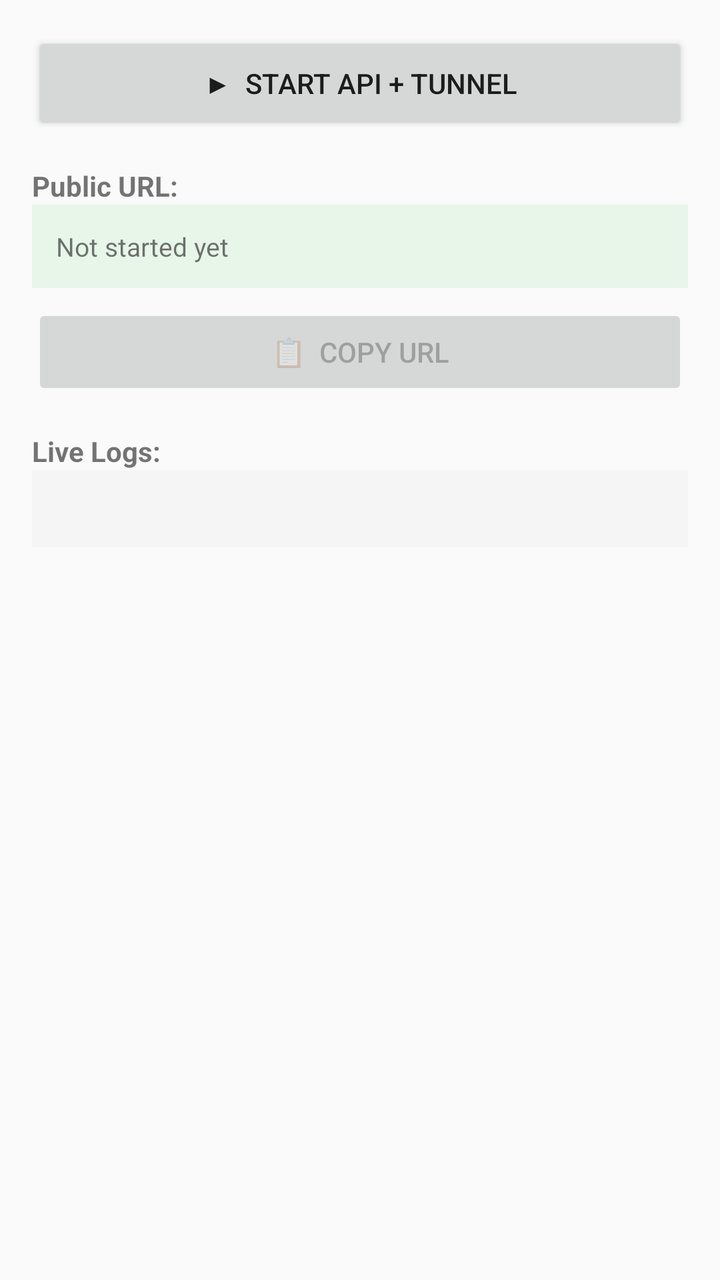
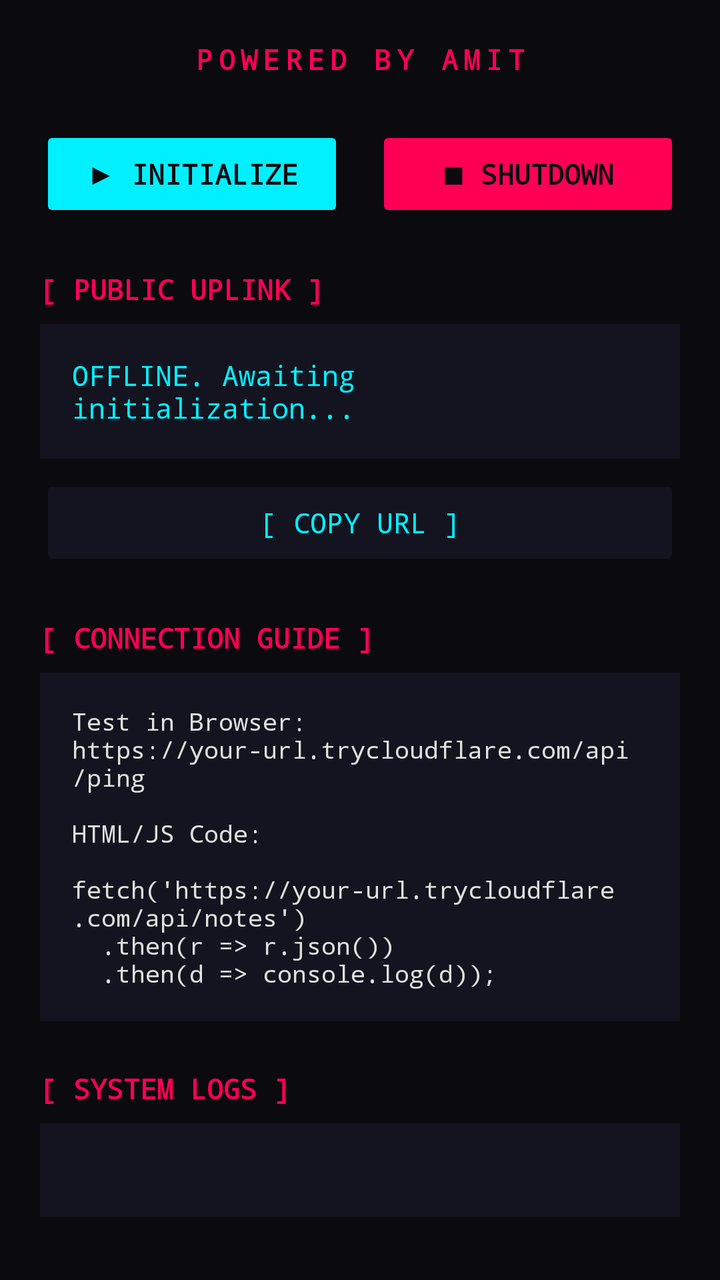

Compare the two renders of this Android layout. The source of the first and the diff that turns it into the second are given below.
<!-- AndroidManifest.xml: application theme AppTheme -->
<!-- res/layout/activity_main.xml -->
<?xml version="1.0" encoding="utf-8"?>
<ScrollView xmlns:android="http://schemas.android.com/apk/res/android"
    android:layout_width="match_parent"
    android:layout_height="match_parent">
    <LinearLayout
        android:orientation="vertical"
        android:padding="16dp"
        android:layout_width="match_parent"
        android:layout_height="wrap_content">

        <Button
            android:id="@+id/startBtn"
            android:layout_width="match_parent"
            android:layout_height="wrap_content"
            android:text="▶  Start API + Tunnel"
            android:padding="16dp"/>

        <TextView
            android:layout_width="match_parent"
            android:layout_height="wrap_content"
            android:text="Public URL:"
            android:textStyle="bold"
            android:layout_marginTop="16dp"/>

        <TextView
            android:id="@+id/urlText"
            android:layout_width="match_parent"
            android:layout_height="wrap_content"
            android:padding="12dp"
            android:background="#E8F5E9"
            android:textIsSelectable="true"
            android:textSize="13sp"
            android:text="Not started yet"/>

        <Button
            android:id="@+id/copyBtn"
            android:layout_width="match_parent"
            android:layout_height="wrap_content"
            android:text="📋  Copy URL"
            android:enabled="false"
            android:layout_marginTop="8dp"/>

        <TextView
            android:layout_width="match_parent"
            android:layout_height="wrap_content"
            android:text="Live Logs:"
            android:textStyle="bold"
            android:layout_marginTop="16dp"/>

        <TextView
            android:id="@+id/statusText"
            android:layout_width="match_parent"
            android:layout_height="wrap_content"
            android:padding="12dp"
            android:background="#F5F5F5"
            android:fontFamily="monospace"
            android:textSize="11sp"
            android:textIsSelectable="true"/>
    </LinearLayout>
</ScrollView>
<!-- resources referenced by this layout -->
<resources>
  <style name="AppTheme" parent="Theme.AppCompat.Light.DarkActionBar" />
</resources>

<!-- the commit's change to res/layout/activity_main.xml (unified diff, before → after) -->
@@ -1,60 +1,136 @@
 <?xml version="1.0" encoding="utf-8"?>
 <ScrollView xmlns:android="http://schemas.android.com/apk/res/android"
     android:layout_width="match_parent"
-    android:layout_height="match_parent">
+    android:layout_height="match_parent"
+    android:background="@color/cyber_bg"
+    android:fillViewport="true">
+
     <LinearLayout
         android:orientation="vertical"
-        android:padding="16dp"
+        android:padding="20dp"
         android:layout_width="match_parent"
         android:layout_height="wrap_content">
 
-        <Button
-            android:id="@+id/startBtn"
-            android:layout_width="match_parent"
-            android:layout_height="wrap_content"
-            android:text="▶  Start API + Tunnel"
-            android:padding="16dp"/>
-
+        
         <TextView
             android:layout_width="match_parent"
             android:layout_height="wrap_content"
-            android:text="Public URL:"
+            android:text="POWERED BY AMIT"
+            android:textColor="@color/cyber_pink"
+            android:textSize="14sp"
             android:textStyle="bold"
-            android:layout_marginTop="16dp"/>
+            android:letterSpacing="0.2"
+            android:fontFamily="monospace"
+            android:gravity="center"
+            android:layout_marginBottom="24dp"/>
+
+        
+        <LinearLayout
+            android:layout_width="match_parent"
+            android:layout_height="wrap_content"
+            android:orientation="horizontal">
+
+            <Button
+                android:id="@+id/startBtn"
+                android:layout_width="0dp"
+                android:layout_weight="1"
+                android:layout_height="wrap_content"
+                android:text="▶ INITIALIZE"
+                android:textColor="@color/cyber_bg"
+                android:backgroundTint="@color/cyber_cyan"
+                android:textStyle="bold"
+                android:fontFamily="monospace"
+                android:layout_marginEnd="8dp"/>
+
+            <Button
+                android:id="@+id/stopBtn"
+                android:layout_width="0dp"
+                android:layout_weight="1"
+                android:layout_height="wrap_content"
+                android:text="■ SHUTDOWN"
+                android:textColor="@color/cyber_bg"
+                android:backgroundTint="@color/cyber_pink"
+                android:textStyle="bold"
+                android:fontFamily="monospace"
+                android:enabled="false"
+                android:layout_marginStart="8dp"/>
+        </LinearLayout>
+
+        
+        <TextView
+            android:layout_width="match_parent"
+            android:layout_height="wrap_content"
+            android:text="[ PUBLIC UPLINK ]"
+            android:textColor="@color/cyber_pink"
+            android:fontFamily="monospace"
+            android:textStyle="bold"
+            android:layout_marginTop="24dp"/>
 
         <TextView
             android:id="@+id/urlText"
             android:layout_width="match_parent"
             android:layout_height="wrap_content"
-            android:padding="12dp"
-            android:background="#E8F5E9"
+            android:padding="16dp"
+            android:background="@color/cyber_panel"
+            android:textColor="@color/cyber_cyan"
+            android:fontFamily="monospace"
+            android:text="OFFLINE. Awaiting initialization..."
             android:textIsSelectable="true"
-            android:textSize="13sp"
-            android:text="Not started yet"/>
+            android:textSize="14sp"
+            android:layout_marginTop="8dp"/>
 
         <Button
             android:id="@+id/copyBtn"
             android:layout_width="match_parent"
             android:layout_height="wrap_content"
-            android:text="📋  Copy URL"
+            android:text="[ COPY URL ]"
+            android:textColor="@color/cyber_cyan"
+            android:backgroundTint="@color/cyber_panel"
+            android:fontFamily="monospace"
             android:enabled="false"
             android:layout_marginTop="8dp"/>
+
+        
+        <TextView
+            android:layout_width="match_parent"
+            android:layout_height="wrap_content"
+            android:text="[ CONNECTION GUIDE ]"
+            android:textColor="@color/cyber_pink"
+            android:fontFamily="monospace"
+            android:textStyle="bold"
+            android:layout_marginTop="24dp"/>
 
         <TextView
             android:layout_width="match_parent"
             android:layout_height="wrap_content"
-            android:text="Live Logs:"
+            android:padding="16dp"
+            android:background="@color/cyber_panel"
+            android:textColor="@color/cyber_text"
+            android:fontFamily="monospace"
+            android:textSize="12sp"
+            android:layout_marginTop="8dp"
+            android:text="Test in Browser:\nhttps://your-url.trycloudflare.com/api/ping\n\nHTML/JS Code:\n\nfetch('https://your-url.trycloudflare.com/api/notes')\n  .then(r => r.json())\n  .then(d => console.log(d));"/>
+
+        
+        <TextView
+            android:layout_width="match_parent"
+            android:layout_height="wrap_content"
+            android:text="[ SYSTEM LOGS ]"
+            android:textColor="@color/cyber_pink"
+            android:fontFamily="monospace"
             android:textStyle="bold"
-            android:layout_marginTop="16dp"/>
+            android:layout_marginTop="24dp"/>
 
         <TextView
             android:id="@+id/statusText"
             android:layout_width="match_parent"
             android:layout_height="wrap_content"
-            android:padding="12dp"
-            android:background="#F5F5F5"
+            android:padding="16dp"
+            android:background="@color/cyber_panel"
+            android:textColor="@color/cyber_green"
             android:fontFamily="monospace"
             android:textSize="11sp"
-            android:textIsSelectable="true"/>
+            android:textIsSelectable="true"
+            android:layout_marginTop="8dp"/>
     </LinearLayout>
 </ScrollView>
<!-- resource entries referenced after the edit -->
@@ -1,5 +1,16 @@
 <!-- resources referenced by this layout -->
 <resources>
-  <style name="AppTheme" parent="Theme.AppCompat.Light.DarkActionBar" />
+  <color name="cyber_bg">#0A0A0F</color>
+  <color name="cyber_cyan">#00F0FF</color>
+  <color name="cyber_green">#39FF14</color>
+  <color name="cyber_panel">#141420</color>
+  <color name="cyber_pink">#FF0055</color>
+  <color name="cyber_text">#E0E0E0</color>
+  <style name="AppTheme" parent="Theme.AppCompat.NoActionBar">
+          <item name="android:windowBackground">@color/cyber_bg</item>
+          <item name="colorPrimary">@color/cyber_cyan</item>
+          <item name="colorAccent">@color/cyber_pink</item>
+          <item name="android:textColorPrimary">@color/cyber_cyan</item>
+      </style>
 </resources>
 
